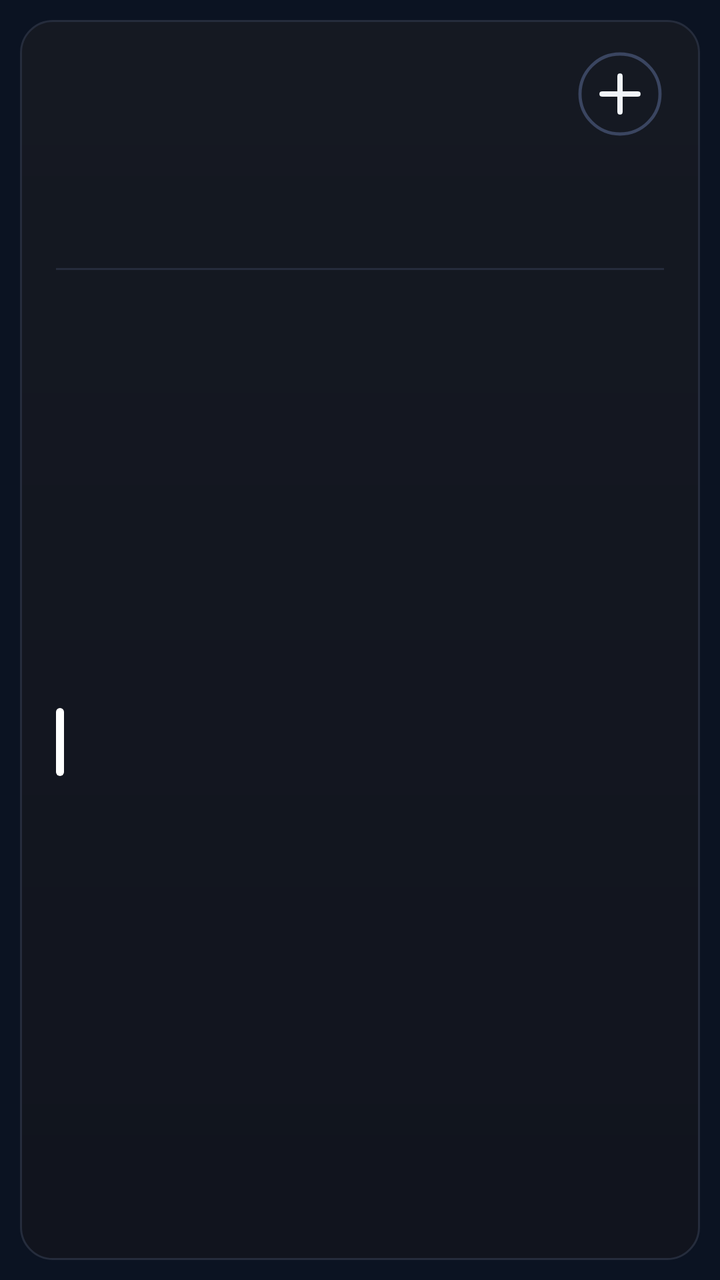
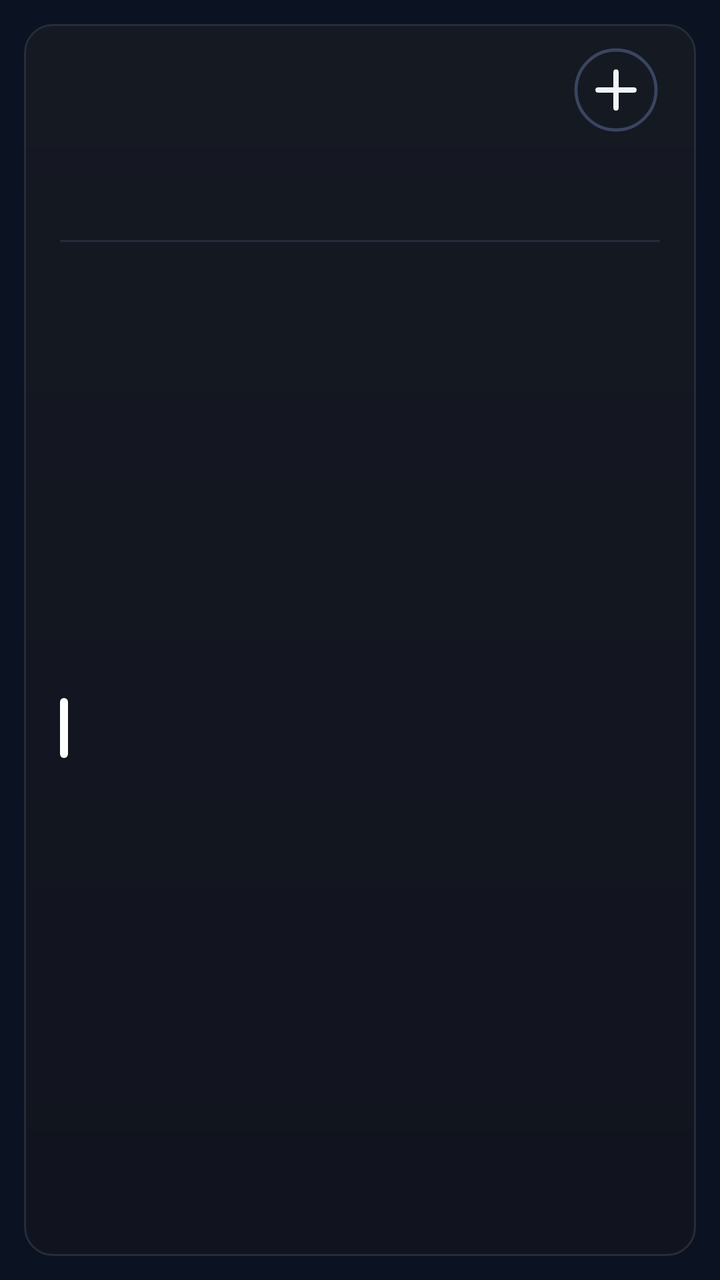

Screens rendered from an Android XML layout before and after an edit, with the pre-edit source and the edit as a unified diff.
<!-- AndroidManifest.xml: application theme AppTheme -->
<!-- res/layout/cal_k1.xml -->
<?xml version="1.0" encoding="utf-8"?>
<FrameLayout xmlns:android="http://schemas.android.com/apk/res/android"
    android:id="@+id/root"
    android:layout_width="match_parent"
    android:layout_height="match_parent"
    android:padding="10dp">

    <LinearLayout
        android:id="@+id/panel"
        android:layout_width="match_parent"
        android:layout_height="match_parent"
        android:background="@drawable/cal_panel"
        android:orientation="vertical"
        android:paddingStart="18dp"
        android:paddingTop="9dp"
        android:paddingEnd="18dp"
        android:paddingBottom="12dp">

        
        <LinearLayout
            android:layout_width="match_parent"
            android:layout_height="56dp"
            android:gravity="center_vertical"
            android:orientation="horizontal">
        <ImageView
            android:id="@+id/cal_day"
            android:layout_width="wrap_content"
            android:layout_height="54dp"
            android:adjustViewBounds="true"
            android:scaleType="fitStart" />

            <LinearLayout
                android:layout_width="0dp"
                android:layout_height="wrap_content"
                android:layout_marginStart="12dp"
                android:layout_weight="1"
                android:orientation="vertical">
                <ImageView
                    android:id="@+id/cal_month"
                    android:layout_width="match_parent"
                    android:layout_height="27dp"
                    android:adjustViewBounds="true"
                    android:scaleType="fitStart" />
                <ImageView
                    android:id="@+id/cal_sub"
                    android:layout_width="match_parent"
                    android:layout_height="19dp"
                    android:adjustViewBounds="true"
                    android:layout_marginTop="2dp"
                    android:scaleType="fitStart" />
            </LinearLayout>

            <ImageView
                android:id="@+id/btn_add"
                android:layout_width="44dp"
                android:layout_height="44dp"
                android:contentDescription="New event"
                android:src="@drawable/ic_cal_add" />
        </LinearLayout>

        
        <LinearLayout
            android:layout_width="match_parent"
            android:layout_height="52dp"
            android:layout_marginTop="2dp"
            android:orientation="horizontal">
            <LinearLayout
                android:layout_width="0dp"
                android:layout_height="match_parent"
                android:layout_weight="1"
                android:gravity="center_horizontal"
                android:orientation="vertical">
                <ImageView
                    android:id="@+id/wk_label_0"
                    android:layout_width="wrap_content"
                    android:layout_height="16dp"
                    android:adjustViewBounds="true"
                    android:scaleType="fitCenter" />
                <ImageView
                    android:id="@+id/wk_num_0"
                    android:layout_width="32dp"
                    android:layout_height="32dp"
                    android:adjustViewBounds="true"
                    android:layout_marginTop="3dp"
                    android:scaleType="fitCenter" />
            </LinearLayout>
            <LinearLayout
                android:layout_width="0dp"
                android:layout_height="match_parent"
                android:layout_weight="1"
                android:gravity="center_horizontal"
                android:orientation="vertical">
                <ImageView
                    android:id="@+id/wk_label_1"
                    android:layout_width="wrap_content"
                    android:layout_height="16dp"
                    android:adjustViewBounds="true"
                    android:scaleType="fitCenter" />
                <ImageView
                    android:id="@+id/wk_num_1"
                    android:layout_width="32dp"
                    android:layout_height="32dp"
                    android:adjustViewBounds="true"
                    android:layout_marginTop="3dp"
                    android:scaleType="fitCenter" />
            </LinearLayout>
            <LinearLayout
                android:layout_width="0dp"
                android:layout_height="match_parent"
                android:layout_weight="1"
                android:gravity="center_horizontal"
                android:orientation="vertical">
                <ImageView
                    android:id="@+id/wk_label_2"
                    android:layout_width="wrap_content"
                    android:layout_height="16dp"
                    android:adjustViewBounds="true"
                    android:scaleType="fitCenter" />
                <ImageView
                    android:id="@+id/wk_num_2"
                    android:layout_width="32dp"
                    android:layout_height="32dp"
                    android:adjustViewBounds="true"
                    android:layout_marginTop="3dp"
                    android:scaleType="fitCenter" />
            </LinearLayout>
            <LinearLayout
                android:layout_width="0dp"
                android:layout_height="match_parent"
                android:layout_weight="1"
                android:gravity="center_horizontal"
                android:orientation="vertical">
                <ImageView
                    android:id="@+id/wk_label_3"
                    android:layout_width="wrap_content"
                    android:layout_height="16dp"
                    android:adjustViewBounds="true"
                    android:scaleType="fitCenter" />
                <ImageView
                    android:id="@+id/wk_num_3"
                    android:layout_width="32dp"
                    android:layout_height="32dp"
                    android:adjustViewBounds="true"
                    android:layout_marginTop="3dp"
                    android:scaleType="fitCenter" />
            </LinearLayout>
            <LinearLayout
                android:layout_width="0dp"
                android:layout_height="match_parent"
                android:layout_weight="1"
                android:gravity="center_horizontal"
                android:orientation="vertical">
                <ImageView
                    android:id="@+id/wk_label_4"
                    android:layout_width="wrap_content"
                    android:layout_height="16dp"
                    android:adjustViewBounds="true"
                    android:scaleType="fitCenter" />
                <ImageView
                    android:id="@+id/wk_num_4"
                    android:layout_width="32dp"
                    android:layout_height="32dp"
                    android:adjustViewBounds="true"
                    android:layout_marginTop="3dp"
                    android:scaleType="fitCenter" />
            </LinearLayout>
            <LinearLayout
                android:layout_width="0dp"
                android:layout_height="match_parent"
                android:layout_weight="1"
                android:gravity="center_horizontal"
                android:orientation="vertical">
                <ImageView
                    android:id="@+id/wk_label_5"
                    android:layout_width="wrap_content"
                    android:layout_height="16dp"
                    android:adjustViewBounds="true"
                    android:scaleType="fitCenter" />
                <ImageView
                    android:id="@+id/wk_num_5"
                    android:layout_width="32dp"
                    android:layout_height="32dp"
                    android:adjustViewBounds="true"
                    android:layout_marginTop="3dp"
                    android:scaleType="fitCenter" />
            </LinearLayout>
            <LinearLayout
                android:layout_width="0dp"
                android:layout_height="match_parent"
                android:layout_weight="1"
                android:gravity="center_horizontal"
                android:orientation="vertical">
                <ImageView
                    android:id="@+id/wk_label_6"
                    android:layout_width="wrap_content"
                    android:layout_height="16dp"
                    android:adjustViewBounds="true"
                    android:scaleType="fitCenter" />
                <ImageView
                    android:id="@+id/wk_num_6"
                    android:layout_width="32dp"
                    android:layout_height="32dp"
                    android:adjustViewBounds="true"
                    android:layout_marginTop="3dp"
                    android:scaleType="fitCenter" />
            </LinearLayout>
        </LinearLayout>

        <ImageView
            android:layout_width="match_parent"
            android:layout_height="1dp"
            android:layout_marginTop="5dp"
            android:layout_marginBottom="5dp"
            android:scaleType="fitXY"
            android:src="@drawable/cal_divider" />

        
        <LinearLayout
            android:layout_width="match_parent"
            android:layout_height="0dp"
            android:layout_weight="1"
            android:orientation="vertical">
        <LinearLayout
            android:id="@+id/cal_row_0"
            android:layout_width="match_parent"
            android:layout_height="0dp"
            android:layout_weight="1"
            android:gravity="center_vertical"
            android:orientation="horizontal">

            <ImageView
                android:id="@+id/cal_bar_0"
                android:layout_width="4dp"
                android:layout_height="34dp"
                android:layout_marginEnd="11dp"
                android:scaleType="fitXY"
                android:src="@drawable/cal_bar" />

            <LinearLayout
                android:layout_width="0dp"
                android:layout_height="wrap_content"
                android:layout_weight="1"
                android:orientation="vertical">

                <LinearLayout
                    android:layout_width="match_parent"
                    android:layout_height="wrap_content"
                    android:orientation="horizontal">
                    <ImageView
                        android:id="@+id/cal_time_0"
                        android:layout_width="wrap_content"
                        android:layout_height="19dp"
                        android:adjustViewBounds="true"
                        android:scaleType="fitStart" />
                    <ImageView
                        android:id="@+id/cal_hint_0"
                        android:layout_width="wrap_content"
                        android:layout_height="19dp"
                        android:adjustViewBounds="true"
                        android:layout_marginStart="9dp"
                        android:scaleType="fitStart" />
                </LinearLayout>
                <ImageView
                    android:id="@+id/cal_title_0"
                    android:layout_width="match_parent"
                    android:layout_height="26dp"
                    android:adjustViewBounds="true"
                    android:layout_marginTop="1dp"
                    android:scaleType="fitStart" />
            </LinearLayout>
        </LinearLayout>
        </LinearLayout>
        <ImageView
            android:id="@+id/cal_more"
            android:layout_width="match_parent"
            android:layout_height="16dp"
            android:adjustViewBounds="true"
            android:scaleType="fitEnd" />
    </LinearLayout>
</FrameLayout>
<!-- resources referenced by this layout -->
<resources>
  <!-- drawable cal_bar (drawable) -->
  <?xml version="1.0" encoding="utf-8"?>
  <shape xmlns:android="http://schemas.android.com/apk/res/android" android:shape="rectangle">
      <solid android:color="#FFFFFFFF" />
      <corners android:radius="2dp" />
  </shape>
  <!-- drawable cal_divider (drawable) -->
  <?xml version="1.0" encoding="utf-8"?>
  <shape xmlns:android="http://schemas.android.com/apk/res/android" android:shape="rectangle">
      <solid android:color="#FF252C3C" />
  </shape>
  <!-- drawable cal_panel (drawable) -->
  <?xml version="1.0" encoding="utf-8"?>
  <shape xmlns:android="http://schemas.android.com/apk/res/android" android:shape="rectangle">
      <gradient android:angle="270" android:startColor="#FF151922" android:endColor="#FF11141E" />
      <stroke android:width="1dp" android:color="#FF252C3C" />
      <corners android:radius="16dp" />
  </shape>
  <!-- drawable ic_cal_add (drawable) -->
  <?xml version="1.0" encoding="utf-8"?>
  <vector xmlns:android="http://schemas.android.com/apk/res/android"
      android:width="44dp"
      android:height="44dp"
      android:viewportWidth="44"
      android:viewportHeight="44">
      <path
          android:pathData="M22,22m-20,0a20,20 0,1 1,40 0a20,20 0,1 1,-40 0"
          android:strokeColor="#FF3A4560"
          android:strokeWidth="1.6" />
      <path
          android:pathData="M13,22L31,22M22,13L22,31"
          android:strokeColor="#FFF1F5F9"
          android:strokeLineCap="round"
          android:strokeWidth="2.6" />
  </vector>
  <style name="AppTheme" parent="@android:style/Theme.DeviceDefault.NoActionBar">
          <item name="android:colorAccent">#DF8B35</item>
          <item name="android:colorControlActivated">#DF8B35</item>
          <item name="android:windowBackground">#0B1322</item>
          <item name="android:statusBarColor">#0E111A</item>
          <item name="android:navigationBarColor">#0B1322</item>
          <item name="android:textColorHint">#718096</item>
      </style>
</resources>

<!-- the commit's change to res/layout/cal_k1.xml (unified diff, before → after) -->
@@ -3,7 +3,7 @@
     android:id="@+id/root"
     android:layout_width="match_parent"
     android:layout_height="match_parent"
-    android:padding="10dp">
+    android:padding="12dp">
 
     <LinearLayout
         android:id="@+id/panel"
@@ -19,13 +19,13 @@
         
         <LinearLayout
             android:layout_width="match_parent"
-            android:layout_height="56dp"
+            android:layout_height="48dp"
             android:gravity="center_vertical"
             android:orientation="horizontal">
         <ImageView
             android:id="@+id/cal_day"
             android:layout_width="wrap_content"
-            android:layout_height="54dp"
+            android:layout_height="47dp"
             android:adjustViewBounds="true"
             android:scaleType="fitStart" />
 
@@ -38,13 +38,13 @@
                 <ImageView
                     android:id="@+id/cal_month"
                     android:layout_width="match_parent"
-                    android:layout_height="27dp"
+                    android:layout_height="23dp"
                     android:adjustViewBounds="true"
                     android:scaleType="fitStart" />
                 <ImageView
                     android:id="@+id/cal_sub"
                     android:layout_width="match_parent"
-                    android:layout_height="19dp"
+                    android:layout_height="16dp"
                     android:adjustViewBounds="true"
                     android:layout_marginTop="2dp"
                     android:scaleType="fitStart" />
@@ -61,7 +61,7 @@
         
         <LinearLayout
             android:layout_width="match_parent"
-            android:layout_height="52dp"
+            android:layout_height="44dp"
             android:layout_marginTop="2dp"
             android:orientation="horizontal">
             <LinearLayout
@@ -73,13 +73,13 @@
                 <ImageView
                     android:id="@+id/wk_label_0"
                     android:layout_width="wrap_content"
-                    android:layout_height="16dp"
+                    android:layout_height="14dp"
                     android:adjustViewBounds="true"
                     android:scaleType="fitCenter" />
                 <ImageView
                     android:id="@+id/wk_num_0"
-                    android:layout_width="32dp"
-                    android:layout_height="32dp"
+                    android:layout_width="26dp"
+                    android:layout_height="26dp"
                     android:adjustViewBounds="true"
                     android:layout_marginTop="3dp"
                     android:scaleType="fitCenter" />
@@ -93,13 +93,13 @@
                 <ImageView
                     android:id="@+id/wk_label_1"
                     android:layout_width="wrap_content"
-                    android:layout_height="16dp"
+                    android:layout_height="14dp"
                     android:adjustViewBounds="true"
                     android:scaleType="fitCenter" />
                 <ImageView
                     android:id="@+id/wk_num_1"
-                    android:layout_width="32dp"
-                    android:layout_height="32dp"
+                    android:layout_width="26dp"
+                    android:layout_height="26dp"
                     android:adjustViewBounds="true"
                     android:layout_marginTop="3dp"
                     android:scaleType="fitCenter" />
@@ -113,13 +113,13 @@
                 <ImageView
                     android:id="@+id/wk_label_2"
                     android:layout_width="wrap_content"
-                    android:layout_height="16dp"
+                    android:layout_height="14dp"
                     android:adjustViewBounds="true"
                     android:scaleType="fitCenter" />
                 <ImageView
                     android:id="@+id/wk_num_2"
-                    android:layout_width="32dp"
-                    android:layout_height="32dp"
+                    android:layout_width="26dp"
+                    android:layout_height="26dp"
                     android:adjustViewBounds="true"
                     android:layout_marginTop="3dp"
                     android:scaleType="fitCenter" />
@@ -133,13 +133,13 @@
                 <ImageView
                     android:id="@+id/wk_label_3"
                     android:layout_width="wrap_content"
-                    android:layout_height="16dp"
+                    android:layout_height="14dp"
                     android:adjustViewBounds="true"
                     android:scaleType="fitCenter" />
                 <ImageView
                     android:id="@+id/wk_num_3"
-                    android:layout_width="32dp"
-                    android:layout_height="32dp"
+                    android:layout_width="26dp"
+                    android:layout_height="26dp"
                     android:adjustViewBounds="true"
                     android:layout_marginTop="3dp"
                     android:scaleType="fitCenter" />
@@ -153,13 +153,13 @@
                 <ImageView
                     android:id="@+id/wk_label_4"
                     android:layout_width="wrap_content"
-                    android:layout_height="16dp"
+                    android:layout_height="14dp"
                     android:adjustViewBounds="true"
                     android:scaleType="fitCenter" />
                 <ImageView
                     android:id="@+id/wk_num_4"
-                    android:layout_width="32dp"
-                    android:layout_height="32dp"
+                    android:layout_width="26dp"
+                    android:layout_height="26dp"
                     android:adjustViewBounds="true"
                     android:layout_marginTop="3dp"
                     android:scaleType="fitCenter" />
@@ -173,13 +173,13 @@
                 <ImageView
                     android:id="@+id/wk_label_5"
                     android:layout_width="wrap_content"
-                    android:layout_height="16dp"
+                    android:layout_height="14dp"
                     android:adjustViewBounds="true"
                     android:scaleType="fitCenter" />
                 <ImageView
                     android:id="@+id/wk_num_5"
-                    android:layout_width="32dp"
-                    android:layout_height="32dp"
+                    android:layout_width="26dp"
+                    android:layout_height="26dp"
                     android:adjustViewBounds="true"
                     android:layout_marginTop="3dp"
                     android:scaleType="fitCenter" />
@@ -193,13 +193,13 @@
                 <ImageView
                     android:id="@+id/wk_label_6"
                     android:layout_width="wrap_content"
-                    android:layout_height="16dp"
+                    android:layout_height="14dp"
                     android:adjustViewBounds="true"
                     android:scaleType="fitCenter" />
                 <ImageView
                     android:id="@+id/wk_num_6"
-                    android:layout_width="32dp"
-                    android:layout_height="32dp"
+                    android:layout_width="26dp"
+                    android:layout_height="26dp"
                     android:adjustViewBounds="true"
                     android:layout_marginTop="3dp"
                     android:scaleType="fitCenter" />
@@ -231,7 +231,7 @@
             <ImageView
                 android:id="@+id/cal_bar_0"
                 android:layout_width="4dp"
-                android:layout_height="34dp"
+                android:layout_height="30dp"
                 android:layout_marginEnd="11dp"
                 android:scaleType="fitXY"
                 android:src="@drawable/cal_bar" />
@@ -249,13 +249,13 @@
                     <ImageView
                         android:id="@+id/cal_time_0"
                         android:layout_width="wrap_content"
-                        android:layout_height="19dp"
+                        android:layout_height="16dp"
                         android:adjustViewBounds="true"
                         android:scaleType="fitStart" />
                     <ImageView
                         android:id="@+id/cal_hint_0"
                         android:layout_width="wrap_content"
-                        android:layout_height="19dp"
+                        android:layout_height="16dp"
                         android:adjustViewBounds="true"
                         android:layout_marginStart="9dp"
                         android:scaleType="fitStart" />
@@ -263,7 +263,7 @@
                 <ImageView
                     android:id="@+id/cal_title_0"
                     android:layout_width="match_parent"
-                    android:layout_height="26dp"
+                    android:layout_height="22dp"
                     android:adjustViewBounds="true"
                     android:layout_marginTop="1dp"
                     android:scaleType="fitStart" />
@@ -273,7 +273,7 @@
         <ImageView
             android:id="@+id/cal_more"
             android:layout_width="match_parent"
-            android:layout_height="16dp"
+            android:layout_height="14dp"
             android:adjustViewBounds="true"
             android:scaleType="fitEnd" />
     </LinearLayout>
<!-- resource entries referenced after the edit -->
@@ -16,7 +16,7 @@
   <shape xmlns:android="http://schemas.android.com/apk/res/android" android:shape="rectangle">
       <gradient android:angle="270" android:startColor="#FF151922" android:endColor="#FF11141E" />
       <stroke android:width="1dp" android:color="#FF252C3C" />
-      <corners android:radius="16dp" />
+      <corners android:radius="14dp" />
   </shape>
   <!-- drawable ic_cal_add (drawable) -->
   <?xml version="1.0" encoding="utf-8"?>
